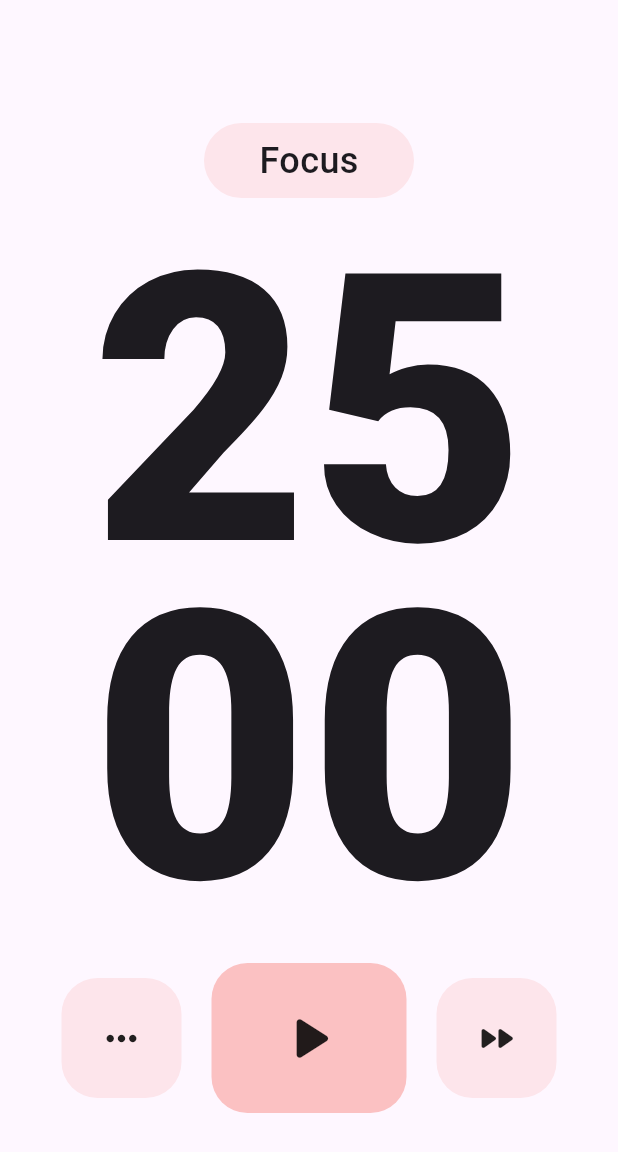
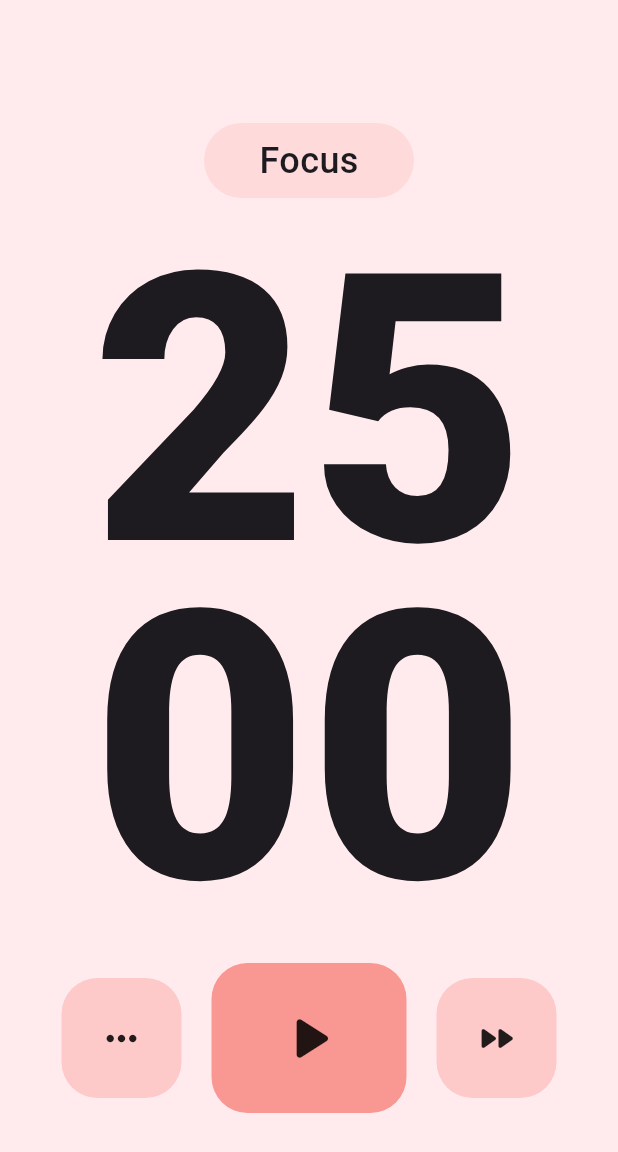
Before and after one commit to ziii19/pomodoro-app, a Flutter app: the HomeScreen screen opened directly, on a phone screen of 412 x 824 dp. Shown: the top 1152 px of the screen. Run offline on Flutter 3.47's test engine with Material 3 defaults, Android fonts, the light colour scheme and no system bars.

Commit message:
feat: change color and setting main.dart

```diff
--- a/lib/screens/home/page.dart
+++ b/lib/screens/home/page.dart
@@ -9,8 +9,9 @@ class HomeScreen extends StatelessWidget {
 
   @override
   Widget build(BuildContext context) {
-    return const Scaffold(
-      body: Center(
+    return Scaffold(
+      backgroundColor: Colors.red.shade50,
+      body: const Center(
         child: Column(
           mainAxisAlignment: MainAxisAlignment.center,
           children: [
--- a/lib/screens/home/section.dart/button.dart
+++ b/lib/screens/home/section.dart/button.dart
@@ -1,9 +1,7 @@
 part of '../page.dart';
 
 class _PomoButton extends StatelessWidget {
-  const _PomoButton({
-    super.key,
-  });
+  const _PomoButton();
 
   @override
   Widget build(BuildContext context) {
@@ -12,20 +10,20 @@ class _PomoButton extends StatelessWidget {
       children: [
         _BuildButton(
           icon: Icons.more_horiz_rounded,
-          bgColor: Colors.red.withOpacity(.1),
+          bgColor: Colors.red.withOpacity(.2),
           onTap: () {},
         ),
         const SizedBox(width: 20),
         _BuildButton(
           isBig: true,
           icon: Icons.play_arrow_rounded,
-          bgColor: Colors.red.withOpacity(.3),
+          bgColor: Colors.red.withOpacity(.5),
           onTap: () {},
         ),
         const SizedBox(width: 20),
         _BuildButton(
           icon: Icons.fast_forward_rounded,
-          bgColor: Colors.red.withOpacity(.1),
+          bgColor: Colors.red.withOpacity(.2),
           onTap: () {},
         ),
       ],
```
Also changed, not shown: lib/main.dart (+7 -7 lines).
